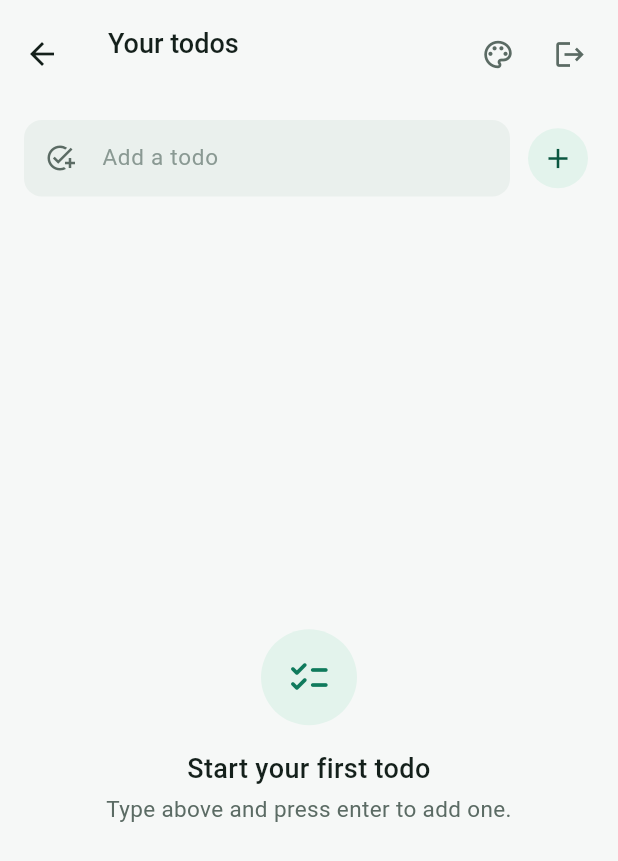
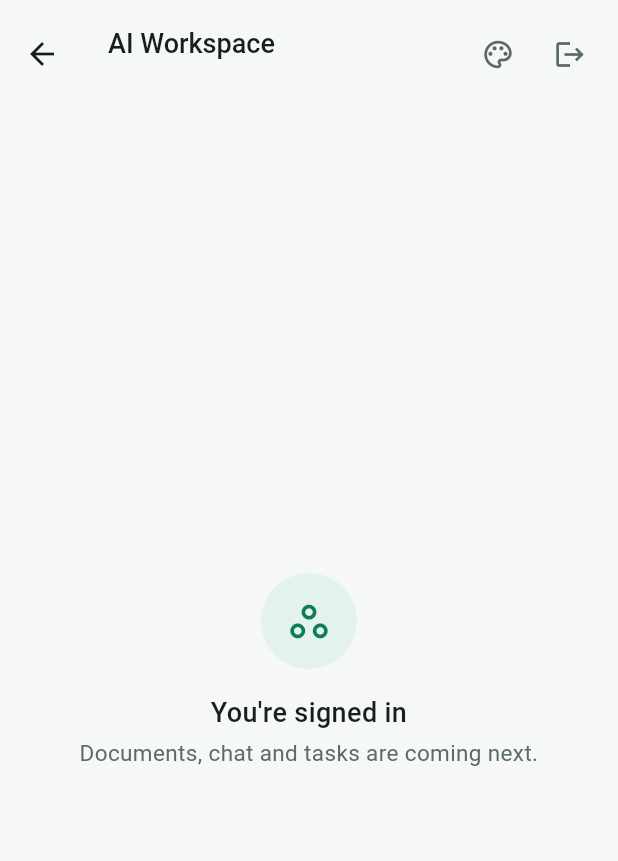
Before and after one commit to Hammmad/flutter_supabase_ai_agent, a Flutter app: the HomePage screen opened directly, on a phone screen of 412 x 824 dp. Shown: the top 861 px of the screen. Run offline on Flutter 3.47's test engine with Material 3 defaults, Android fonts, the phone set to English and light mode, and no system bars; our stand-ins replace supabase_flutter; accounts and stored records are empty.

Commit message:
Prepare repo for the AI workspace project
- Rename the package to flutter_supabase_ai_agent to match the repo
- Add the Android platform (generated with Flutter 3.50 via FVM) with the
  INTERNET permission Supabase needs in release builds
- Replace the todo demo with a placeholder home screen and drop the old
  supabase/schema.sql
- Add supabase/sql/ for numbered dashboard SQL scripts
- Rewrite the README for the project

```diff
--- a/analysis_options.yaml
+++ b/analysis_options.yaml
@@ -11,6 +11,7 @@ analyzer:
   exclude:
     - build/**
     - web/**
+    - android/**
 include: package:flutter_lints/flutter.yaml
 
 linter:
--- a/lib/custom_views/custom_views.dart
+++ b/lib/custom_views/custom_views.dart
@@ -1,6 +1,6 @@
 /// Design system components. Import this one file to use any of them:
 ///
-///   import 'package:example_app_supabase/custom_views/custom_views.dart';
+///   import 'package:flutter_supabase_ai_agent/custom_views/custom_views.dart';
 library;
 
 export '../theme/app_theme.dart';
--- a/lib/pages/home_page.dart
+++ b/lib/pages/home_page.dart
@@ -4,63 +4,16 @@ import '../custom_views/custom_views.dart';
 import '../main.dart';
 import 'design_system_page.dart';
 
-/// Example of reading and writing a Supabase table in realtime.
-///
-/// Expects a `todos` table — see supabase/schema.sql.
-class HomePage extends StatefulWidget {
+/// Signed-in home. Placeholder until the workspace screens
+/// (Documents, Chat, Tasks) are built in later milestones.
+class HomePage extends StatelessWidget {
   const HomePage({super.key});
-
-  @override
-  State<HomePage> createState() => _HomePageState();
-}
-
-class _HomePageState extends State<HomePage> {
-  final _controller = TextEditingController();
-
-  // Realtime stream of the current user's todos (filtered by RLS).
-  late Stream<List<Map<String, dynamic>>> _todos = _subscribe();
-
-  Stream<List<Map<String, dynamic>>> _subscribe() =>
-      supabase.from('todos').stream(primaryKey: ['id']).order('created_at');
-
-  @override
-  void dispose() {
-    _controller.dispose();
-    super.dispose();
-  }
-
-  Future<void> _run(Future<void> Function() action) async {
-    try {
-      await action();
-    } catch (_) {
-      if (mounted) {
-        AppSnackbar.error(context, "Couldn't save that change. Try again.");
-      }
-    }
-  }
-
-  Future<void> _addTodo() async {
-    final title = _controller.text.trim();
-    if (title.isEmpty) return;
-    _controller.clear();
-    await _run(() => supabase.from('todos').insert({'title': title}));
-  }
-
-  Future<void> _toggle(Map<String, dynamic> todo) => _run(
-    () => supabase
-        .from('todos')
-        .update({'is_done': !(todo['is_done'] as bool)})
-        .eq('id', todo['id']),
-  );
-
-  Future<void> _delete(Map<String, dynamic> todo) =>
-      _run(() => supabase.from('todos').delete().eq('id', todo['id']));
 
   @override
   Widget build(BuildContext context) {
     return Scaffold(
       appBar: AppAppBar(
-        title: 'Your todos',
+        title: 'AI Workspace',
         subtitle: supabase.auth.currentUser?.email,
         actions: [
           AppIconButton(
@@ -75,88 +28,10 @@ class _HomePageState extends State<HomePage> {
           ),
         ],
       ),
-      body: Column(
-        children: [
-          Padding(
-            padding: const EdgeInsets.fromLTRB(
-              AppSpacing.md,
-              AppSpacing.xs,
-              AppSpacing.md,
-              AppSpacing.md,
-            ),
-            child: Row(
-              children: [
-                Expanded(
-                  child: AppTextField(
-                    controller: _controller,
-                    hint: 'Add a todo',
-                    prefixIcon: Icons.add_task,
-                    textInputAction: TextInputAction.done,
-                    onSubmitted: (_) => _addTodo(),
-                  ),
-                ),
-                AppSpacing.gapXs,
-                AppIconButton(
-                  icon: Icons.add,
-                  tooltip: 'Add todo',
-                  filled: true,
-                  onPressed: _addTodo,
-                ),
-              ],
-            ),
-          ),
-          Expanded(
-            child: StreamBuilder<List<Map<String, dynamic>>>(
-              stream: _todos,
-              builder: (context, snapshot) {
-                if (snapshot.hasError) {
-                  return AppEmptyState.error(
-                    message: "Couldn't load your todos.",
-                    onAction: () => setState(() => _todos = _subscribe()),
-                  );
-                }
-                if (!snapshot.hasData) return const AppLoader();
-                final todos = snapshot.data!;
-                if (todos.isEmpty) {
-                  return const AppEmptyState(
-                    icon: Icons.checklist_rounded,
-                    title: 'Start your first todo',
-                    message: 'Type above and press enter to add one.',
-                  );
-                }
-                return ListView.separated(
-                  padding: const EdgeInsets.fromLTRB(
-                    AppSpacing.md,
-                    0,
-                    AppSpacing.md,
-                    AppSpacing.lg,
-                  ),
-                  itemCount: todos.length,
-                  separatorBuilder: (_, _) => AppSpacing.gapXs,
-                  itemBuilder: (context, i) {
-                    final todo = todos[i];
-                    return AppCard(
-                      padding: const EdgeInsets.symmetric(
-                        horizontal: AppSpacing.xs,
-                      ),
-                      child: AppCheckbox(
-                        value: todo['is_done'] as bool,
-                        label: todo['title'] as String,
-                        strikeThroughWhenChecked: true,
-                        onChanged: (_) => _toggle(todo),
-                        trailing: AppIconButton(
-                          icon: Icons.delete_outline,
-                          tooltip: 'Delete',
-                          onPressed: () => _delete(todo),
-                        ),
-                      ),
-                    );
-                  },
-                );
-              },
-            ),
-          ),
-        ],
+      body: const AppEmptyState(
+        icon: Icons.workspaces_outline,
+        title: "You're signed in",
+        message: 'Documents, chat and tasks are coming next.',
       ),
     );
   }
--- a/lib/pages/login_page.dart
+++ b/lib/pages/login_page.dart
@@ -79,7 +79,7 @@ class _LoginPageState extends State<LoginPage> {
                       Text('Welcome back', style: AppTextStyles.title),
                       const SizedBox(height: AppSpacing.xxs),
                       Text(
-                        'Sign in to see your todos.',
+                        'Sign in to your workspace.',
                         style: AppTextStyles.body.copyWith(
                           color: AppColors.textSecondary,
                         ),
--- a/pubspec.yaml
+++ b/pubspec.yaml
@@ -1,4 +1,4 @@
-name: example_app_supabase
+name: flutter_supabase_ai_agent
 description: "A Supabase Flutter project."
 # The following line prevents the package from being accidentally published to
 # pub.dev using `flutter pub publish`. This is preferred for private packages.
```
Also changed, not shown: pubspec.lock, 26 other files.
